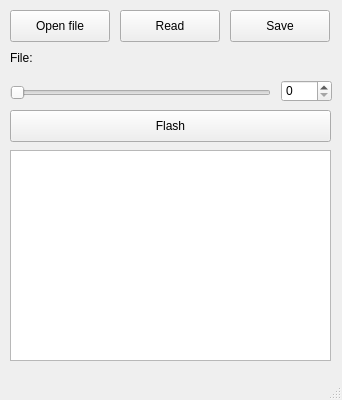
Before: the Qt Designer form mainwindow.ui in ib1za/PrimFirmwareTest, drawn with Qt 5.
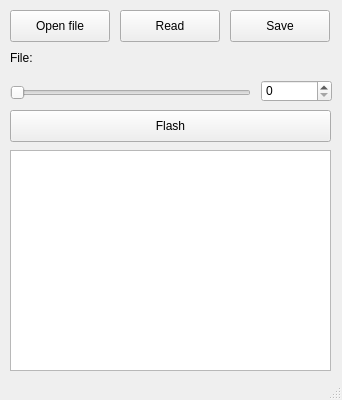
After: the same form once the commit is applied.

Patch:
```diff
--- a/mainwindow.ui
+++ b/mainwindow.ui
@@ -2,6 +2,9 @@
 <ui version="4.0">
  <class>MainWindow</class>
  <widget class="QMainWindow" name="MainWindow">
+  <property name="enabled">
+   <bool>true</bool>
+  </property>
   <property name="geometry">
    <rect>
     <x>0</x>
@@ -10,6 +13,12 @@
     <height>400</height>
    </rect>
   </property>
+  <property name="sizePolicy">
+   <sizepolicy hsizetype="Fixed" vsizetype="Fixed">
+    <horstretch>0</horstretch>
+    <verstretch>0</verstretch>
+   </sizepolicy>
+  </property>
   <property name="windowTitle">
    <string>MainWindow</string>
   </property>
@@ -59,7 +68,7 @@
       <x>10</x>
       <y>150</y>
       <width>321</width>
-      <height>211</height>
+      <height>221</height>
      </rect>
     </property>
    </widget>
@@ -81,7 +90,7 @@
      <rect>
       <x>10</x>
       <y>80</y>
-      <width>261</width>
+      <width>241</width>
       <height>25</height>
      </rect>
     </property>
@@ -92,9 +101,9 @@
    <widget class="QSpinBox" name="spinBox">
     <property name="geometry">
      <rect>
-      <x>281</x>
+      <x>261</x>
       <y>80</y>
-      <width>51</width>
+      <width>71</width>
       <height>22</height>
      </rect>
     </property>
```
